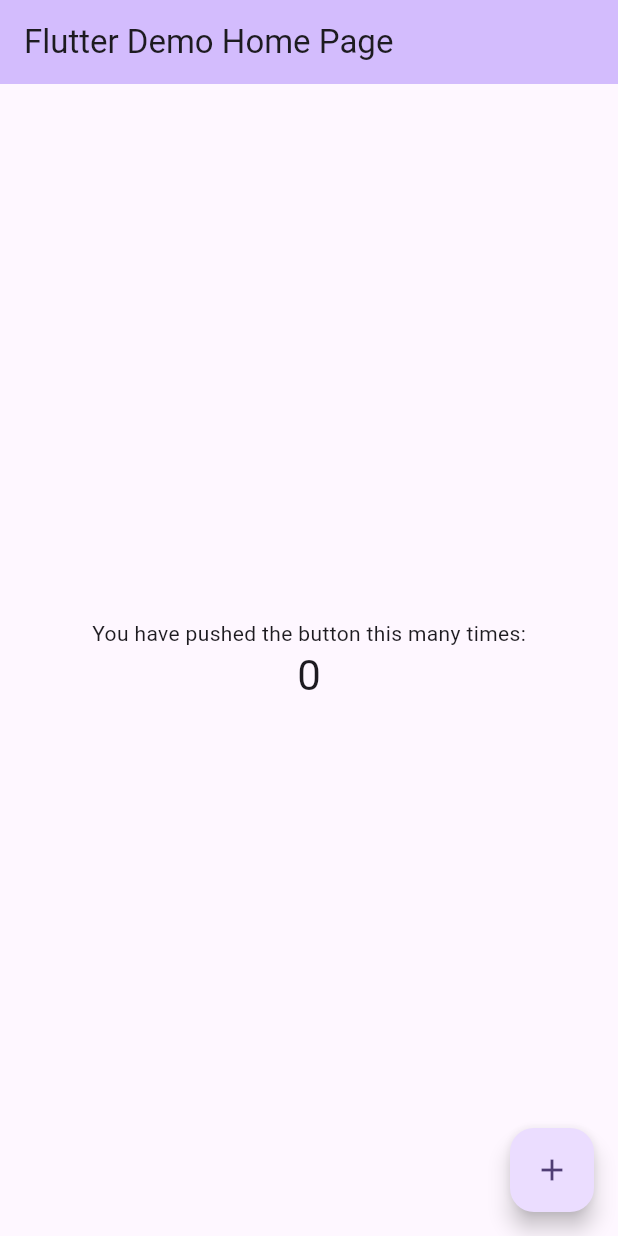
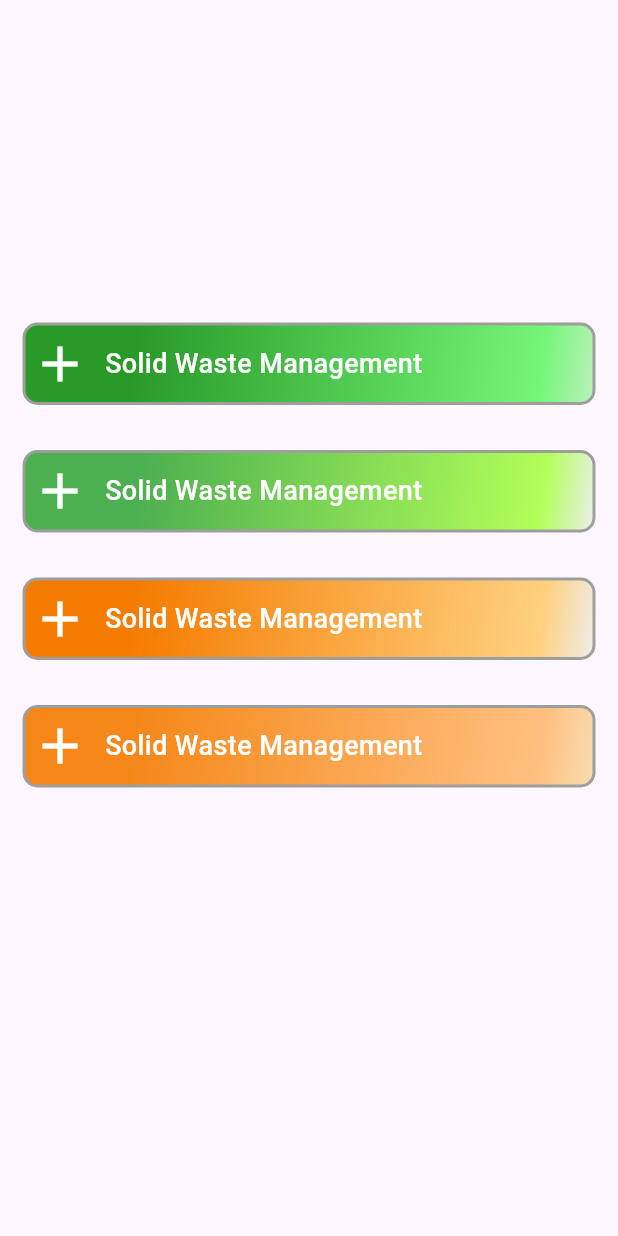
Before and after one commit to navnitnamdev/dbpr, a Flutter app: the screen it shows after launch, on a phone screen of 412 x 824 dp. Run offline on Flutter 3.47's test engine with Material 3 defaults, Android fonts, the phone set to English and light mode, and no system bars.

Commit message:
Add new file

```diff
--- a/lib/as.dart
+++ b/lib/as.dart
@@ -0,0 +1,191 @@
+import 'package:flutter/material.dart';
+
+class practise extends StatefulWidget {
+  const practise({super.key});
+
+  @override
+  State<practise> createState() => _practiseState();
+}
+
+class _practiseState extends State<practise> {
+  @override
+  Widget build(BuildContext context) {
+    return Scaffold(
+      body: Center(
+        child: Column(
+          children: [
+            SizedBox(
+              height: 200,
+            ),
+            Container(
+              height: 55,
+              width: MediaQuery.of(context).size.width,
+              margin: const EdgeInsets.all(15.0),
+              padding: const EdgeInsets.all(3.0),
+              decoration: BoxDecoration(
+                border: Border.all(color: Colors.grey, width: 2),
+                borderRadius: BorderRadius.circular(10),
+                gradient: LinearGradient(
+                  begin: Alignment.topLeft,
+                  end: Alignment.bottomRight,
+                  stops: [0.2, 0.9, 1.5],
+                  colors: [
+                    Color(0xff289a28),
+                    Color(0xff76f678),
+                    Color(0xffbdf1bf),
+                    //55a64a
+                  ],
+                ),
+              ),
+              child: Row(
+                children: [
+                  Icon(
+                    Icons.add,
+                    size: 40,
+                    color: Colors.white,
+                  ),
+                  SizedBox(
+                    width: 10,
+                  ),
+                  Text(
+                    "Solid Waste Management",
+                    style: TextStyle(
+                        fontSize: 18,
+                        color: Colors.white,
+                        fontWeight: FontWeight.w500),
+                  )
+                ],
+              ),
+            ),
+            Container(
+              height: 55,
+              width: MediaQuery.of(context).size.width,
+              margin: const EdgeInsets.all(15.0),
+              padding: const EdgeInsets.all(3.0),
+              decoration: BoxDecoration(
+                  border: Border.all(color: Colors.grey, width: 2),
+                  borderRadius: BorderRadius.circular(10),
+                  /* gradient: LinearGradient(
+                    colors: [
+                      const Color(0xFF44a649),
+                      const Color(0xFF8bcd8e),
+                      //55a64a
+                    ],
+                    begin: const FractionalOffset(0.0, 0.100),
+                    end: const FractionalOffset(1.0, 0.0),
+                    stops: [0.0, 1.0],
+                    tileMode: TileMode.clamp),*/
+                  gradient: new LinearGradient(
+                    begin: Alignment.topLeft,
+                    end: Alignment.bottomRight,
+                    stops: [0.2, 0.9, 1.5],
+                    colors: [
+                      Colors.green,
+                      Colors.lightGreenAccent.shade200,
+                      Colors.grey.shade200,
+                    ],
+                  )),
+              child: Row(
+                children: [
+                  Icon(
+                    Icons.add,
+                    size: 40,
+                    color: Colors.white,
+                  ),
+                  SizedBox(
+                    width: 10,
+                  ),
+                  Text(
+                    "Solid Waste Management",
+                    style: TextStyle(
+                        fontSize: 18,
+                        color: Colors.white,
+                        fontWeight: FontWeight.w500),
+                  )
+                ],
+              ),
+            ),
+            Container(
+              height: 55,
+              width: MediaQuery.of(context).size.width,
+              margin: const EdgeInsets.all(15.0),
+              padding: const EdgeInsets.all(3.0),
+              decoration: BoxDecoration(
+                  border: Border.all(color: Colors.grey, width: 2),
+                  borderRadius: BorderRadius.circular(10),
+                  gradient: new LinearGradient(
+                    begin: Alignment.topLeft,
+                    end: Alignment.bottomRight,
+                    stops: [0.2, 0.9, 1.5],
+                    colors: [
+                      Colors.orange.shade700,
+                      Colors.orangeAccent.shade100,
+                      Colors.grey.shade200,
+                    ],
+                  )),
+              child: Row(
+                children: [
+                  Icon(
+                    Icons.add,
+                    size: 40,
+                    color: Colors.white,
+                  ),
+                  SizedBox(
+                    width: 10,
+                  ),
+                  Text(
+                    "Solid Waste Management",
+                    style: TextStyle(
+                        fontSize: 18,
+                        color: Colors.white,
+                        fontWeight: FontWeight.w500),
+                  )
+                ],
+              ),
+            ),
+            Container(
+              height: 55,
+              width: MediaQuery.of(context).size.width,
+              margin: const EdgeInsets.all(15.0),
+              padding: const EdgeInsets.all(3.0),
+              decoration: BoxDecoration(
+                border: Border.all(color: Colors.grey, width: 2),
+                borderRadius: BorderRadius.circular(10),
+                gradient: LinearGradient(
+                  begin: Alignment.topLeft,
+                  end: Alignment.bottomRight,
+                  stops: [0.2, 0.9, 1.5],
+                  colors: [
+                    Color(0xfff58819),
+                    Color(0xffffc080),
+                    Color(0xfff8deb5),
+                    //55a64a
+                  ],
+                ),
+              ),
+              child: Row(
+                children: [
+                  Icon(
+                    Icons.add,
+                    size: 40,
+                    color: Colors.white,
+                  ),
+                  SizedBox(
+                    width: 10,
+                  ),
+                  Text(
+                    "Solid Waste Management",
+                    style: TextStyle(
+                        fontSize: 18,
+                        color: Colors.white,
+                        fontWeight: FontWeight.w500),
+                  )
+                ],
+              ),
+            ),
+          ],
+        ),
+      ),
+    );
+  }
+}
--- a/lib/main.dart
+++ b/lib/main.dart
@@ -1,4 +1,6 @@
 import 'package:flutter/material.dart';
+
+import 'as.dart';
 
 void main() {
   runApp(const MyApp());
@@ -31,95 +33,7 @@ class MyApp extends StatelessWidget {
         colorScheme: ColorScheme.fromSeed(seedColor: Colors.deepPurple),
         useMaterial3: true,
       ),
-      home: const MyHomePage(title: 'Flutter Demo Home Page'),
+      home: const practise(),
     );
   }
 }
-
-class MyHomePage extends StatefulWidget {
-  const MyHomePage({super.key, required this.title});
-
-  // This widget is the home page of your application. It is stateful, meaning
-  // that it has a State object (defined below) that contains fields that affect
-  // how it looks.
-
-  // This class is the configuration for the state. It holds the values (in this
-  // case the title) provided by the parent (in this case the App widget) and
-  // used by the build method of the State. Fields in a Widget subclass are
-  // always marked "final".
-
-  final String title;
-
-  @override
-  State<MyHomePage> createState() => _MyHomePageState();
-}
-
-class _MyHomePageState extends State<MyHomePage> {
-  int _counter = 0;
-
-  void _incrementCounter() {
-    setState(() {
-      // This call to setState tells the Flutter framework that something has
-      // changed in this State, which causes it to rerun the build method below
-      // so that the display can reflect the updated values. If we changed
-      // _counter without calling setState(), then the build method would not be
-      // called again, and so nothing would appear to happen.
-      _counter++;
-    });
-  }
-
-  @override
-  Widget build(BuildContext context) {
-    // This method is rerun every time setState is called, for instance as done
-    // by the _incrementCounter method above.
-    //
-    // The Flutter framework has been optimized to make rerunning build methods
-    // fast, so that you can just rebuild anything that needs updating rather
-    // than having to individually change instances of widgets.
-    return Scaffold(
-      appBar: AppBar(
-        // TRY THIS: Try changing the color here to a specific color (to
-        // Colors.amber, perhaps?) and trigger a hot reload to see the AppBar
-        // change color while the other colors stay the same.
-        backgroundColor: Theme.of(context).colorScheme.inversePrimary,
-        // Here we take the value from the MyHomePage object that was created by
-        // the App.build method, and use it to set our appbar title.
-        title: Text(widget.title),
-      ),
-      body: Center(
-        // Center is a layout widget. It takes a single child and positions it
-        // in the middle of the parent.
-        child: Column(
-          // Column is also a layout widget. It takes a list of children and
-          // arranges them vertically. By default, it sizes itself to fit its
-          // children horizontally, and tries to be as tall as its parent.
-          //
-          // Column has various properties to control how it sizes itself and
-          // how it positions its children. Here we use mainAxisAlignment to
-          // center the children vertically; the main axis here is the vertical
-          // axis because Columns are vertical (the cross axis would be
-          // horizontal).
-          //
-          // TRY THIS: Invoke "debug painting" (choose the "Toggle Debug Paint"
-          // action in the IDE, or press "p" in the console), to see the
-          // wireframe for each widget.
-          mainAxisAlignment: MainAxisAlignment.center,
-          children: <Widget>[
-            const Text(
-              'You have pushed the button this many times:',
-            ),
-            Text(
-              '$_counter',
-              style: Theme.of(context).textTheme.headlineMedium,
-            ),
-          ],
-        ),
-      ),
-      floatingActionButton: FloatingActionButton(
-        onPressed: _incrementCounter,
-        tooltip: 'Increment',
-        child: const Icon(Icons.add),
-      ), // This trailing comma makes auto-formatting nicer for build methods.
-    );
-  }
-}
--- /dev/null
+++ b/lib/practise.dart
@@ -0,0 +1,15 @@
+import 'package:flutter/material.dart';
+
+class practise extends StatefulWidget {
+  const practise({super.key});
+
+  @override
+  State<practise> createState() => _practiseState();
+}
+
+class _practiseState extends State<practise> {
+  @override
+  Widget build(BuildContext context) {
+    return const Placeholder();
+  }
+}
```
